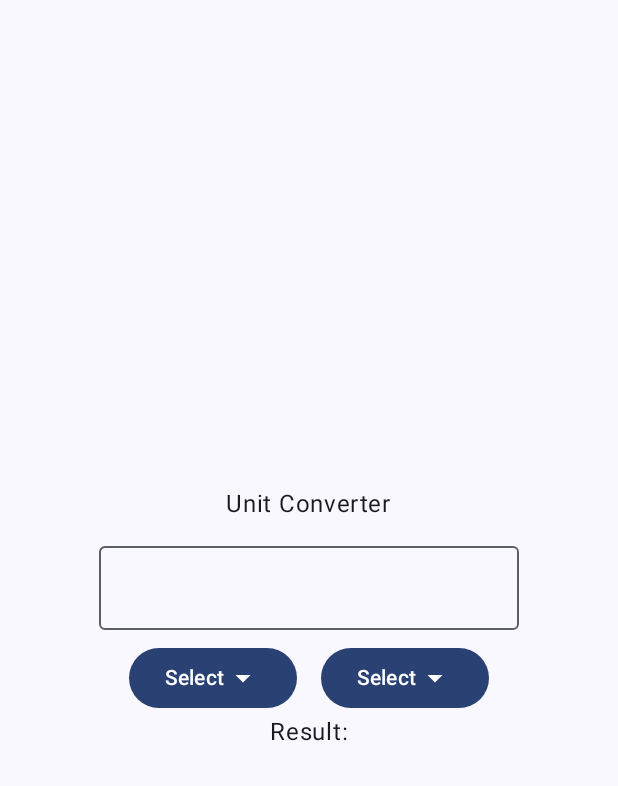
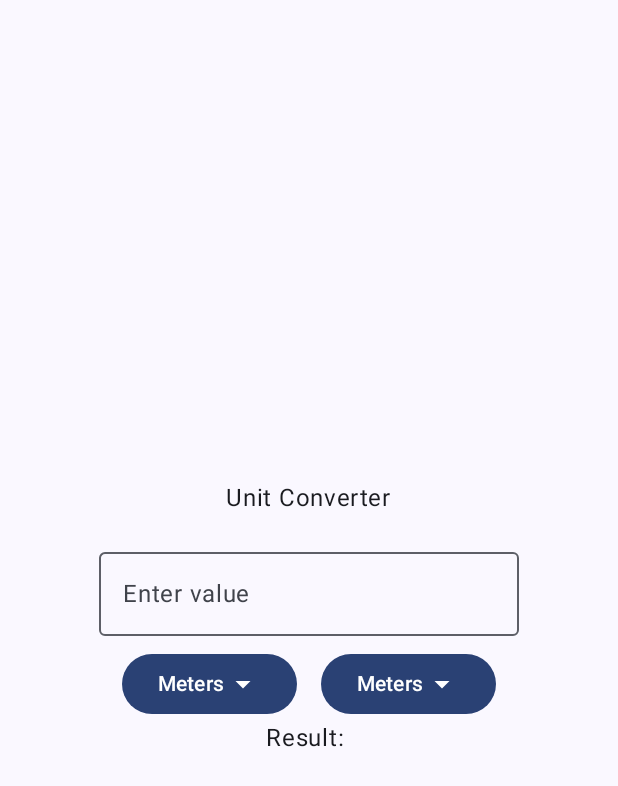
Before and after one commit to FdHerrera/android-learning, an Android app built with Jetpack Compose: the screen it shows after launch (MainActivity), on a phone screen of 412 x 824 dp. Shown: the top 786 px of the screen. Run offline under Robolectric (Android 15) with nearby library versions, the phone set to English and light mode, and no system bars.

Commit message:
Add state and handle calculations

```diff
--- a/UnitConverter/app/src/main/java/com/fdherrera/unitconverter/MainActivity.kt
+++ b/UnitConverter/app/src/main/java/com/fdherrera/unitconverter/MainActivity.kt
@@ -23,11 +23,17 @@ import androidx.compose.material3.OutlinedTextField
 import androidx.compose.material3.Surface
 import androidx.compose.material3.Text
 import androidx.compose.runtime.Composable
+import androidx.compose.runtime.getValue
+import androidx.compose.runtime.mutableDoubleStateOf
+import androidx.compose.runtime.mutableStateOf
+import androidx.compose.runtime.remember
+import androidx.compose.runtime.setValue
 import androidx.compose.ui.Alignment
 import androidx.compose.ui.Modifier
 import androidx.compose.ui.tooling.preview.Preview
 import androidx.compose.ui.unit.dp
 import com.fdherrera.unitconverter.ui.theme.UnitConverterTheme
+import kotlin.math.roundToInt
 
 class MainActivity : ComponentActivity() {
     override fun onCreate(savedInstanceState: Bundle?) {
@@ -46,6 +52,23 @@ class MainActivity : ComponentActivity() {
 
     @Composable
     fun UnitConverter() {
+        var inputValue by remember { mutableStateOf("") }
+        var outputValue by remember { mutableStateOf("") }
+        var inputUnit by remember { mutableStateOf("Meters") }
+        var outputUnit by remember { mutableStateOf("Meters") }
+        var inputExpanded by remember { mutableStateOf(false) }
+        var outputExpanded by remember { mutableStateOf(false) }
+
+        val conversionFactor = remember { mutableDoubleStateOf(1.0) }
+        val outputConversionFactor = remember { mutableDoubleStateOf(1.0) }
+
+        fun convertUnits() {
+            val inputValueDouble = inputValue.toDoubleOrNull() ?: 0.0
+            val result =
+                (inputValueDouble * conversionFactor.doubleValue * 100.0 / outputConversionFactor.doubleValue).roundToInt() / 100.0
+            outputValue = result.toString()
+        }
+
         Column(
             modifier = Modifier.fillMaxSize(),
             verticalArrangement = Arrangement.Center,
@@ -54,50 +77,117 @@ class MainActivity : ComponentActivity() {
             Text("Unit Converter")
             Spacer(modifier = Modifier.height(16.dp))
             OutlinedTextField(
-                value = "",
-                onValueChange = { /*What should happen when the value changes?*/ }
+                value = inputValue,
+                onValueChange = {
+                    inputValue = it
+                    convertUnits()
+                },
+                label = { Text("Enter value") }
             )
             Spacer(modifier = Modifier.height(8.dp))
             Row {
                 Box {
-                    Button(onClick = {}) {
-                        Text("Select")
+                    Button(onClick = { inputExpanded = true }) {
+                        Text(inputUnit)
                         Icon(
                             Icons.Default.ArrowDropDown,
                             contentDescription = "Pick something"
                         )
                     }
                     DropdownMenu(
-                        expanded = false,
-                        onDismissRequest = {}
+                        expanded = inputExpanded,
+                        onDismissRequest = { inputExpanded = false }
                     ) {
-                        DropdownMenuItem(text = { Text("Centimeters") }, onClick = {})
-                        DropdownMenuItem(text = { Text("Meters") }, onClick = {})
-                        DropdownMenuItem(text = { Text("Feet") }, onClick = {})
-                        DropdownMenuItem(text = { Text("Milimiters") }, onClick = {})
+                        DropdownMenuItem(
+                            text = { Text("Centimeters") },
+                            onClick = {
+                                inputExpanded = false
+                                inputUnit = "Centimeters"
+                                conversionFactor.doubleValue = 0.01
+                                convertUnits()
+                            })
+                        DropdownMenuItem(
+                            text = { Text("Meters") },
+                            onClick = {
+                                inputExpanded = false
+                                inputUnit = "Meters"
+                                conversionFactor.doubleValue = 1.0
+                                convertUnits()
+                            }
+                        )
+                        DropdownMenuItem(
+                            text = { Text("Feet") },
+                            onClick = {
+                                inputExpanded = false
+                                inputUnit = "Feet"
+                                conversionFactor.doubleValue = 0.3048
+                                convertUnits()
+                            }
+                        )
+                        DropdownMenuItem(
+                            text = { Text("Millimeters") },
+                            onClick = {
+                                inputExpanded = false
+                                inputUnit = "Millimeters"
+                                conversionFactor.doubleValue = 0.001
+                                convertUnits()
+                            }
+                        )
                     }
                 }
                 Spacer(modifier = Modifier.width(16.dp))
                 Box {
-                    Button(onClick = {}) {
-                        Text("Select")
+                    Button(onClick = { outputExpanded = true }) {
+                        Text(outputUnit)
                         Icon(
                             Icons.Default.ArrowDropDown,
                             contentDescription = "Pick something"
                         )
                     }
                     DropdownMenu(
-                        expanded = false,
-                        onDismissRequest = {}
+                        expanded = outputExpanded,
+                        onDismissRequest = { outputExpanded = false }
                     ) {
-                        DropdownMenuItem(text = { Text("Centimeters") }, onClick = {})
-                        DropdownMenuItem(text = { Text("Meters") }, onClick = {})
-                        DropdownMenuItem(text = { Text("Feet") }, onClick = {})
-                        DropdownMenuItem(text = { Text("Milimiters") }, onClick = {})
+                        DropdownMenuItem(
+                            text = { Text("Centimeters") },
+                            onClick = {
+                                outputExpanded = false
+                                outputUnit = "Centimeters"
+                                outputConversionFactor.doubleValue = 0.01
+                                convertUnits()
+                            }
+                        )
+                        DropdownMenuItem(
+                            text = { Text("Meters") },
+                            onClick = {
+                                outputExpanded = false
+                                outputUnit = "Meters"
+                                outputConversionFactor.doubleValue = 1.0
+                                convertUnits()
+                            }
+                        )
+                        DropdownMenuItem(
+                            text = { Text("Feet") },
+                            onClick = {
+                                outputExpanded = false
+                                outputUnit = "Feet"
+                                outputConversionFactor.doubleValue = 0.3048
+                                convertUnits()
+                            }
+                        )
+                        DropdownMenuItem(
+                            text = { Text("Millimeters") },
+                            onClick = {
+                                outputExpanded = false
+                                outputUnit = "Millimeters"
+                                outputConversionFactor.doubleValue = 0.001
+                                convertUnits()
+                            }
+                        )
                     }
                 }
             }
-            Text("Result:")
+            Text("Result: $outputValue")
         }
     }
 
```
